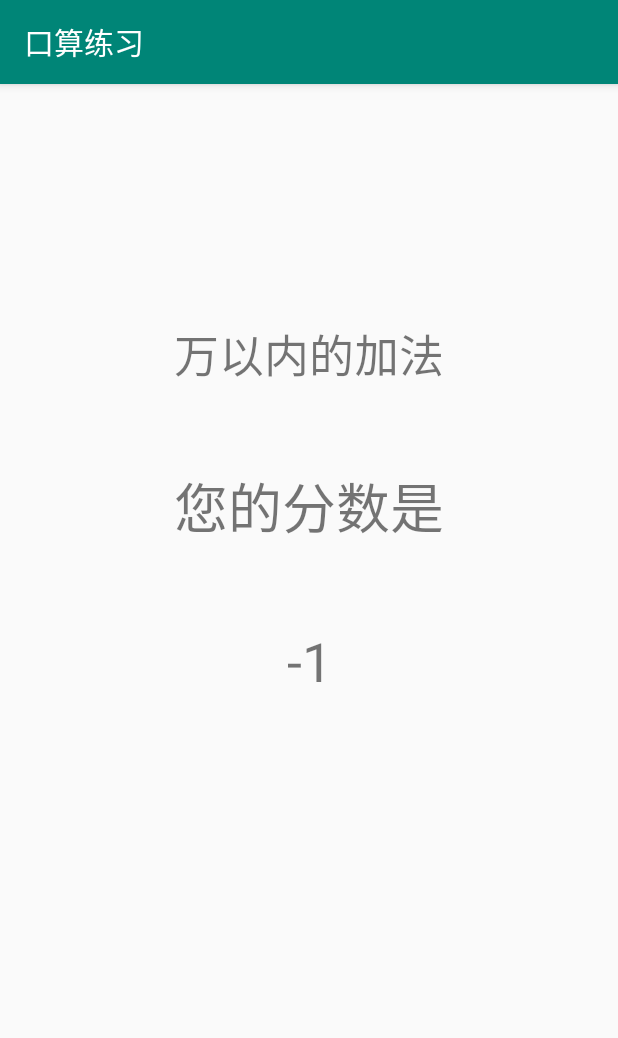
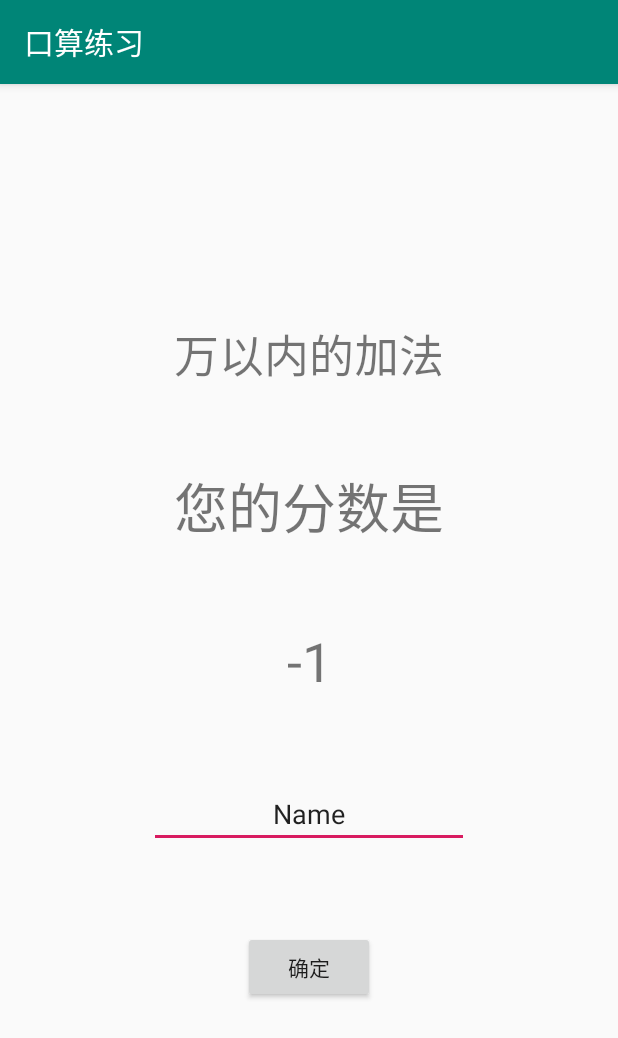
Before and after one commit to AkibaSummer/Oral_calculus, an Android app: the ScoreActivity screen opened directly, with no data from a screen before it, on a phone screen of 412 x 824 dp. Shown: the top 1038 px of the screen. Run offline under Robolectric (Android 15) with nearby library versions, the phone set to English and light mode, and no system bars.

```diff
--- a/app/src/main/java/com/silentselene/Oral_calculus/ScoreActivity.java
+++ b/app/src/main/java/com/silentselene/Oral_calculus/ScoreActivity.java
@@ -2,6 +2,8 @@ package com.silentselene.Oral_calculus;
 
 import android.os.Bundle;
 import android.support.v7.app.AppCompatActivity;
+import android.view.View;
+import android.widget.Button;
 import android.widget.TextView;
 
 public class ScoreActivity extends AppCompatActivity {
@@ -9,9 +11,19 @@ public class ScoreActivity extends AppCompatActivity {
     public void onCreate(Bundle savedInstanceState) {
         super.onCreate(savedInstanceState);
         setContentView(R.layout.activity_score);
-        TextView score=findViewById(R.id.score_score);
+        TextView score = findViewById(R.id.score_score);
         score.setText(String.valueOf(Constant.score));
-        TextView type=findViewById(R.id.score_type);
+        TextView type = findViewById(R.id.score_type);
         type.setText(Constant.type_name[Constant.type]);
+
+        final ScoreActivity scoreActivity = this;
+
+        Button button = findViewById(R.id.confirm);
+        button.setOnClickListener(new View.OnClickListener() {
+            @Override
+            public void onClick(View v) {
+                scoreActivity.finish();
+            }
+        });
     }
 }
--- a/app/src/main/res/layout/activity_score.xml
+++ b/app/src/main/res/layout/activity_score.xml
@@ -20,19 +20,6 @@
         app:layout_constraintEnd_toEndOf="parent"
         app:layout_constraintStart_toStartOf="parent"
         app:layout_constraintTop_toBottomOf="@+id/score_type" />
-
-    <LinearLayout
-        android:layout_width="0dp"
-        android:layout_height="0dp"
-        android:layout_marginStart="8dp"
-        android:layout_marginTop="8dp"
-        android:layout_marginEnd="8dp"
-        android:layout_marginBottom="8dp"
-        android:orientation="vertical"
-        app:layout_constraintBottom_toBottomOf="parent"
-        app:layout_constraintEnd_toEndOf="parent"
-        app:layout_constraintStart_toStartOf="parent"
-        app:layout_constraintTop_toBottomOf="@+id/score_score"></LinearLayout>
 
     <TextView
         android:id="@+id/score_score"
@@ -63,4 +50,36 @@
         app:layout_constraintEnd_toEndOf="parent"
         app:layout_constraintStart_toStartOf="parent"
         app:layout_constraintTop_toTopOf="parent" />
+
+    <EditText
+        android:id="@+id/editText"
+        style="@android:style/Widget.Material.EditText"
+        android:layout_width="wrap_content"
+        android:layout_height="wrap_content"
+        android:layout_marginStart="8dp"
+        android:layout_marginTop="8dp"
+        android:layout_marginEnd="8dp"
+        android:layout_marginBottom="8dp"
+        android:ems="10"
+        android:inputType="textPersonName"
+        android:text="Name"
+        android:textAlignment="center"
+        app:layout_constraintBottom_toTopOf="@+id/confirm"
+        app:layout_constraintEnd_toEndOf="parent"
+        app:layout_constraintStart_toStartOf="parent"
+        app:layout_constraintTop_toBottomOf="@+id/score_score" />
+
+    <Button
+        android:id="@+id/confirm"
+        style="@android:style/Widget.Material.Light.Button"
+        android:layout_width="wrap_content"
+        android:layout_height="wrap_content"
+        android:layout_marginTop="8dp"
+        android:layout_marginBottom="8dp"
+        android:text="确定"
+        app:layout_constraintBottom_toBottomOf="parent"
+        app:layout_constraintEnd_toEndOf="parent"
+        app:layout_constraintStart_toStartOf="parent"
+        app:layout_constraintTop_toBottomOf="@+id/score_score" />
+
 </android.support.constraint.ConstraintLayout>
```
Also changed, not shown: app/src/main/java/com/silentselene/Oral_calculus/PopUtil.java (added, +42 -0 lines), app/src/main/java/com/silentselene/Oral_calculus/TestActivity.java (+25 -2 lines), app/src/main/res/layout/toast.xml (added, +24 -0 lines).
